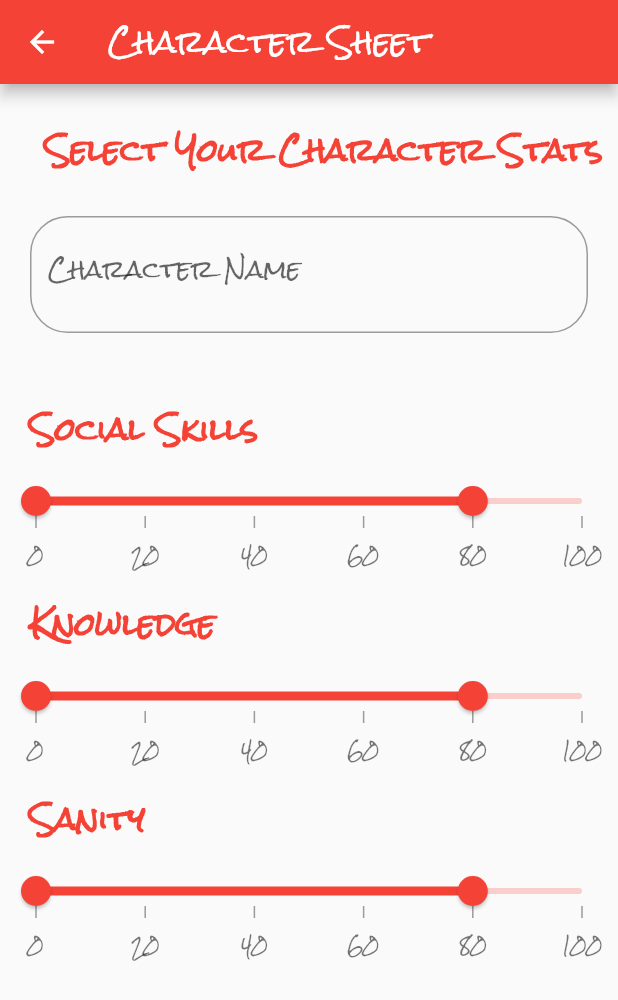
After one commit to ingindIsrael/TIRED_OUT, a Flutter app: the Personaje2 screen opened directly, on a phone screen of 412 x 824 dp. The commit adds this screen. Shown: the top 1000 px of the screen. Run offline on Flutter 3.47's test engine with Material 2 defaults, Android fonts, the light colour scheme and no system bars; our stand-ins replace curved_navigation_bar, google_fonts, syncfusion_flutter_sliders.

Commit message:
mejoras publicar

```diff
--- a/lib/caratula.dart
+++ b/lib/caratula.dart
@@ -31,7 +31,8 @@ class Caratula extends StatelessWidget {
                 },
                 child:
 
-                      Column(children: <Widget>[
+                      Column(
+                          children: <Widget>[
                         Container(
                           height: 300,
                           margin: EdgeInsets.only(left: 10),
@@ -63,6 +64,8 @@ class Caratula extends StatelessWidget {
                           ),
                         ),
                 Container(
+
+
                   margin: EdgeInsets.only(left: 100),
                   height: 350,
                     width: 500,
--- a/lib/main2.dart
+++ b/lib/main2.dart
@@ -1,12 +1,20 @@
 import 'package:flutter/material.dart';
 import 'grilla.dart';
+import 'package:curved_navigation_bar/curved_navigation_bar.dart';
 
 void main() {
   runApp(MyApp2());
 }
 
-class MyApp2 extends StatelessWidget {
-  // This widget is the root of your application.
+class MyApp2 extends StatefulWidget {
+
+  @override
+  _MyApp2State createState() => _MyApp2State();
+
+}
+
+class _MyApp2State extends State<MyApp2> {
+
   @override
   Widget build(BuildContext context) {
     return MaterialApp(
@@ -25,6 +33,19 @@ class MyApp2 extends StatelessWidget {
               Grilla()
                 ]
             ),
+        bottomNavigationBar: CurvedNavigationBar(
+          backgroundColor: Colors.yellow,
+          color: Colors.red,
+          buttonBackgroundColor: Colors.orange,
+          items: <Widget>[
+            Icon(Icons.add, size: 30),
+            Icon(Icons.list, size: 30),
+            Icon(Icons.compare_arrows, size: 30),
+          ],
+          onTap: (index) {
+            //Handle button tap
+          },
+        ),
     )
   );
 }
--- a/lib/personaje.dart
+++ b/lib/personaje.dart
@@ -1,5 +1,6 @@
 import 'package:flutter/material.dart';
 import 'grilla.dart';
+import 'personaje2.dart';
 
 void main() {
   runApp(MyApp2());
@@ -22,7 +23,7 @@ class MyApp2 extends StatelessWidget {
              // title: Text('Tire out: the realize game'),
             //),
             body: Stack(children: <Widget>[
-              Grilla()
+              Personaje2()
                 ]
             ),
     )
--- /dev/null
+++ b/lib/personaje2.dart
@@ -0,0 +1,130 @@
+import 'package:flutter/material.dart';
+import 'package:syncfusion_flutter_sliders/sliders.dart';
+
+class Personaje2 extends StatefulWidget {
+  @override
+  _Personaje2State createState() => _Personaje2State();
+}
+
+class _Personaje2State extends State<Personaje2> {
+
+  SfRangeValues _values = SfRangeValues(0.0, 80.0);
+
+  @override
+  Widget build(BuildContext context) {
+    return
+      Scaffold(
+          resizeToAvoidBottomPadding: false,
+          appBar: AppBar(
+          leading: IconButton(
+            icon: Icon(Icons.arrow_back, color: Colors.white),
+            onPressed: () => Navigator.of(context).pop(),
+          ),
+          title: Text("Character Sheet"),
+        ),
+        body:
+    SingleChildScrollView(child:
+        Stack(children: <Widget>[
+          Container(
+            height: 100,
+          ),
+          Column(
+              children: <Widget>[
+                Padding(padding: EdgeInsets.only(top: 20.0)),
+                Container(
+                  padding: EdgeInsets.only(left: 20.0),
+                  //alignment: Alignment.topLeft,
+                  child: Text("Select Your Character Stats", style: TextStyle(fontSize: 20, fontWeight: FontWeight.bold, color: Colors.red)),
+                ),
+                Container(
+                  padding: EdgeInsets.all(20.0),
+                  child: TextField(
+                    decoration: InputDecoration(
+                        labelText: "Character Name",
+                        border: new OutlineInputBorder(
+                          borderRadius: new BorderRadius.circular(25.0),
+                          borderSide: new BorderSide(
+                          ),
+                        ),
+                        hintText: 'Enter your hero name'
+                    ),
+                  ),
+                ),
+                Container(
+                  padding: EdgeInsets.only(left: 20.0, top: 20.0),
+                  alignment: Alignment.topLeft,
+                  child: Text("Social Skills", style: TextStyle(fontSize: 20, fontWeight: FontWeight.bold, color: Colors.red)),
+                ),
+                Center(
+                    child:
+                    SfRangeSlider(
+                      min: 0.0,
+                      max: 100.0,
+                      values: _values,
+                      interval: 20,
+                      showTicks: true,
+                      showLabels: true,
+                      showTooltip: true,
+                      minorTicksPerInterval: 1,
+                      onChanged: (SfRangeValues values){
+                        setState(() {
+                          _values = values;
+                        });
+                      },
+                    )
+                ),
+                Container(
+                  padding: EdgeInsets.only(left: 20.0, top: 20.0),
+                  alignment: Alignment.topLeft,
+                  child: Text("Knowledge", style: TextStyle(fontSize: 20, fontWeight: FontWeight.bold, color: Colors.red)),
+                ),
+                Center(
+                    child:
+                    SfRangeSlider(
+                      min: 0.0,
+                      max: 100.0,
+                      values: _values,
+                      interval: 20,
+                      showTicks: true,
+                      showLabels: true,
+                      showTooltip: true,
+                      minorTicksPerInterval: 1,
+                      onChanged: (SfRangeValues values){
+                        setState(() {
+                          _values = values;
+                        });
+                      },
+                    )
+                ),
+                Container(
+                  padding: EdgeInsets.only(left: 20.0, top: 20.0),
+                  alignment: Alignment.topLeft,
+                  child: Text("Sanity", style: TextStyle(fontSize: 20, fontWeight: FontWeight.bold, color: Colors.red)),
+                ),
+                Center(
+                    child:
+                    SfRangeSlider(
+                      min: 0.0,
+                      max: 100.0,
+                      values: _values,
+                      interval: 20,
+                      showTicks: true,
+                      showLabels: true,
+                      showTooltip: true,
+                      minorTicksPerInterval: 1,
+                      onChanged: (SfRangeValues values){
+                        setState(() {
+                          _values = values;
+                        });
+                      },
+                    )
+                )
+              ]
+          ),
+        ]),
+    )
+
+      );
+  }
+
+}
--- a/pubspec.yaml
+++ b/pubspec.yaml
@@ -17,8 +17,11 @@ environment:
   sdk: ">=2.1.0 <3.0.0"
 
 dependencies:
+  curved_navigation_bar: ^0.3.2
+  syncfusion_flutter_sliders: ^18.1.46-beta
   flutter:
     sdk: flutter
+
 
 
   # The following adds the Cupertino Icons font to your application.
```
Also changed, not shown: images/fist.jpg, pubspec.lock.
